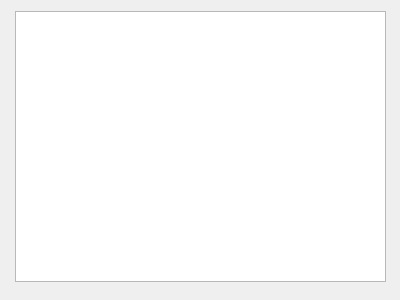
gcarmix/HexWalk, file hexwalk/tagsdialog.ui: the form before one commit.
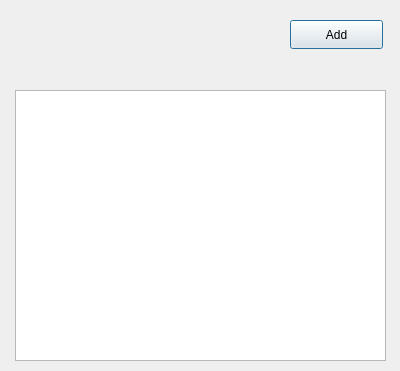
The form after the commit.

Commit message: mods for tags dialog

Diff of the .ui file:
```diff
--- a/hexwalk/tagsdialog.ui
+++ b/hexwalk/tagsdialog.ui
@@ -7,7 +7,7 @@
     <x>0</x>
     <y>0</y>
     <width>400</width>
-    <height>300</height>
+    <height>371</height>
    </rect>
   </property>
   <property name="windowTitle">
@@ -17,12 +17,25 @@
    <property name="geometry">
     <rect>
      <x>15</x>
-     <y>11</y>
+     <y>90</y>
      <width>371</width>
      <height>271</height>
     </rect>
    </property>
   </widget>
+  <widget class="QPushButton" name="addBtn">
+   <property name="geometry">
+    <rect>
+     <x>290</x>
+     <y>20</y>
+     <width>93</width>
+     <height>29</height>
+    </rect>
+   </property>
+   <property name="text">
+    <string>Add</string>
+   </property>
+  </widget>
  </widget>
  <resources/>
  <connections/>
```
The commit also changes 7 other files.
